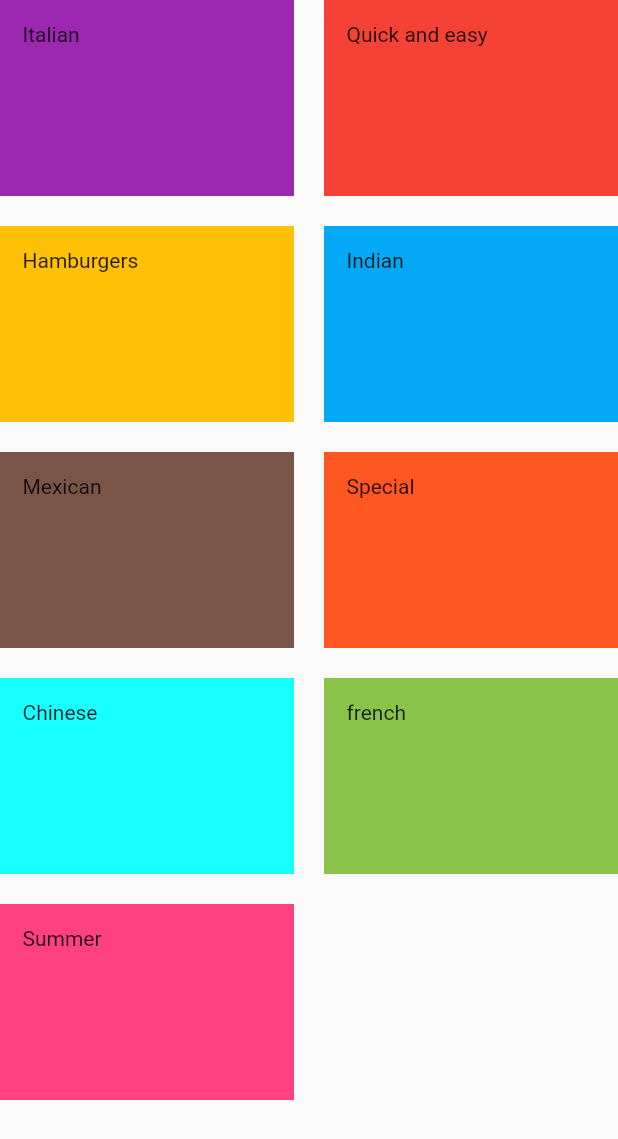
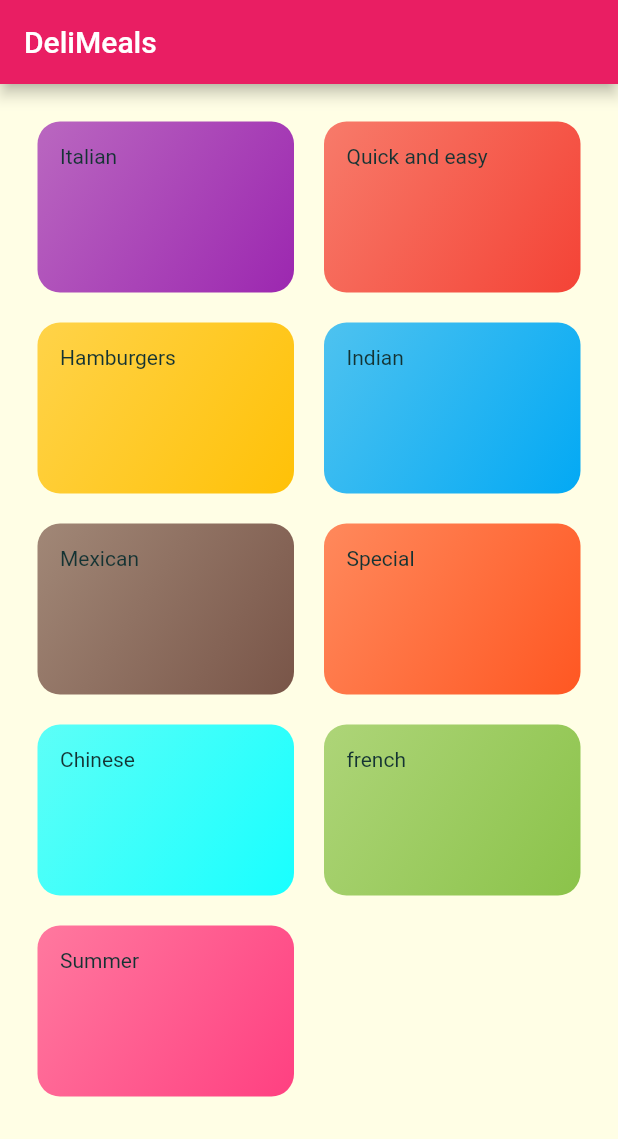
Before and after one commit to agrwl-prankit/DeliMeals, a Flutter app: the CategoriesScreen screen opened directly, on a phone screen of 412 x 824 dp. Shown: the top 1139 px of the screen. Run offline on Flutter 3.47's test engine with Material 2 defaults, Android fonts, the phone set to English and light mode, and no system bars.

Commit message:
add dummy_data.dart

```diff
--- a/lib/categories_screen.dart
+++ b/lib/categories_screen.dart
@@ -5,7 +5,12 @@ import 'category_item.dart';
 class CategoriesScreen extends StatelessWidget {
   @override
   Widget build(BuildContext context) {
-    return GridView(
+    return Scaffold(
+      appBar: AppBar(
+        title: const Text('DeliMeals'),
+      ),
+      body: GridView(
+        padding: EdgeInsets.all(25),
         gridDelegate: SliverGridDelegateWithMaxCrossAxisExtent(
             maxCrossAxisExtent: 200,
             childAspectRatio: 3 / 2,
@@ -13,11 +18,10 @@ class CategoriesScreen extends StatelessWidget {
             mainAxisSpacing: 20),
         children: DUMMY_CATEGORIES
             .map(
-            (catData) => CategoryItem(
-                catData.item,
-                catData.color),
+              (catData) => CategoryItem(catData.title, catData.color),
             )
             .toList(),
+      ),
     );
   }
 }
--- a/lib/category_item.dart
+++ b/lib/category_item.dart
@@ -11,7 +11,6 @@ class CategoryItem extends StatelessWidget {
     return Container(
       padding: const EdgeInsets.all(15),
       child: Text(title),
-      color: color,
       decoration: BoxDecoration(
         gradient: LinearGradient(
           colors: [color.withOpacity(0.7), color],
--- a/lib/dummy_data.dart
+++ b/lib/dummy_data.dart
@@ -1,15 +1,14 @@
 import 'package:flutter/material.dart';
-
 import './models/category.dart';
 
 const DUMMY_CATEGORIES = const [
-  Category(id: 'c1', item: 'Italian', color: Colors.purple),
-  Category(id: 'c2', item: 'Quick and easy', color: Colors.red),
-  Category(id: 'c3', item: 'Hamburgers', color: Colors.amber),
-  Category(id: 'c4', item: 'Indian', color: Colors.lightBlue),
-  Category(id: 'c5', item: 'Mexican', color: Colors.brown),
-  Category(id: 'c6', item: 'Special', color: Colors.deepOrange),
-  Category(id: 'c7', item: 'Chinese', color: Colors.cyanAccent),
-  Category(id: 'c8', item: 'french', color: Colors.lightGreen),
-  Category(id: 'c9', item: 'Summer', color: Colors.pinkAccent),
+  Category(id: 'c1', title: 'Italian', color: Colors.purple),
+  Category(id: 'c2', title: 'Quick and easy', color: Colors.red),
+  Category(id: 'c3', title: 'Hamburgers', color: Colors.amber),
+  Category(id: 'c4', title: 'Indian', color: Colors.lightBlue),
+  Category(id: 'c5', title: 'Mexican', color: Colors.brown),
+  Category(id: 'c6', title: 'Special', color: Colors.deepOrange),
+  Category(id: 'c7', title: 'Chinese', color: Colors.cyanAccent),
+  Category(id: 'c8', title: 'french', color: Colors.lightGreen),
+  Category(id: 'c9', title: 'Summer', color: Colors.pinkAccent),
 ];
--- a/lib/models/category.dart
+++ b/lib/models/category.dart
@@ -2,9 +2,9 @@ import 'package:flutter/material.dart';
 
 class Category {
   final String id;
-  final String item;
+  final String title;
   final Color color;
 
   const Category(
-      {@required this.id, @required this.item, this.color = Colors.orange});
+      {@required this.id, @required this.title, this.color = Colors.orange});
 }
```
Also changed, not shown: lib/main.dart (+13 -53 lines). Lines whose indentation alone changed are shown as unchanged.
